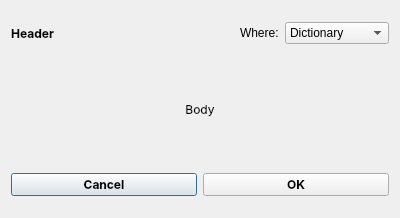
Quill-OS/quill, file src/widgets/dialogs/generaldialog.ui: the form before one commit.
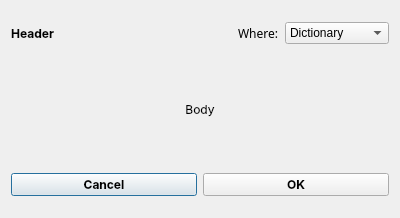
The form after the commit. The open tabs and pages were chosen to show the change.

Commit message: UI fonts standardization in some areas

The edit to the form file:
```diff
--- a/src/widgets/dialogs/generaldialog.ui
+++ b/src/widgets/dialogs/generaldialog.ui
@@ -198,6 +198,11 @@
                <property name="text">
                 <string>Where:</string>
                </property>
+               <property name="font">
+                <font>
+                 <family>u001</family>
+                </font>
+               </property>
               </widget>
              </item>
              <item row="0" column="0">
```
The commit also changes 5 other files.
